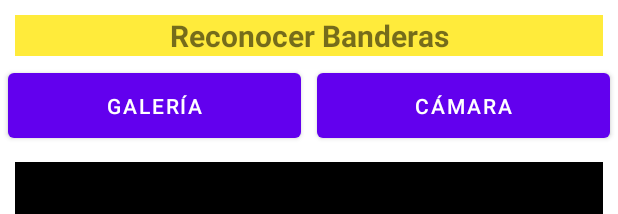
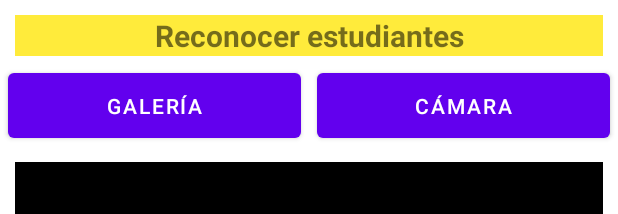
Before and after one commit to TheEu11/leccion, an Android app: the layout activity_main.xml on its own in the app's theme, with its tools: preview values and no code run, on a phone screen of 412 x 824 dp. Shown: the top 214 px of the screen. Run offline under Robolectric (Android 15) with nearby library versions, the phone set to English and light mode, and no system bars.

Commit message:
Add files via upload

```diff
--- a/app/src/main/res/layout/activity_main.xml
+++ b/app/src/main/res/layout/activity_main.xml
@@ -12,7 +12,7 @@
         android:layout_height="wrap_content"
         android:layout_margin="10dp"
         android:background="#FFEB3B"
-        android:text="Reconocer Banderas"
+        android:text="Reconocer estudiantes"
         android:textAlignment="center"
         android:textSize="20sp"
         android:textStyle="bold"
```
